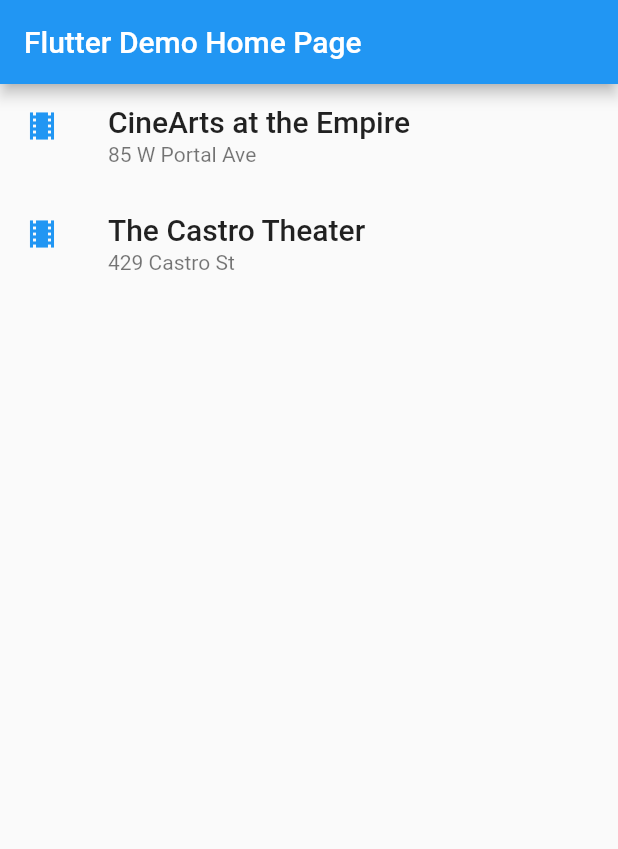
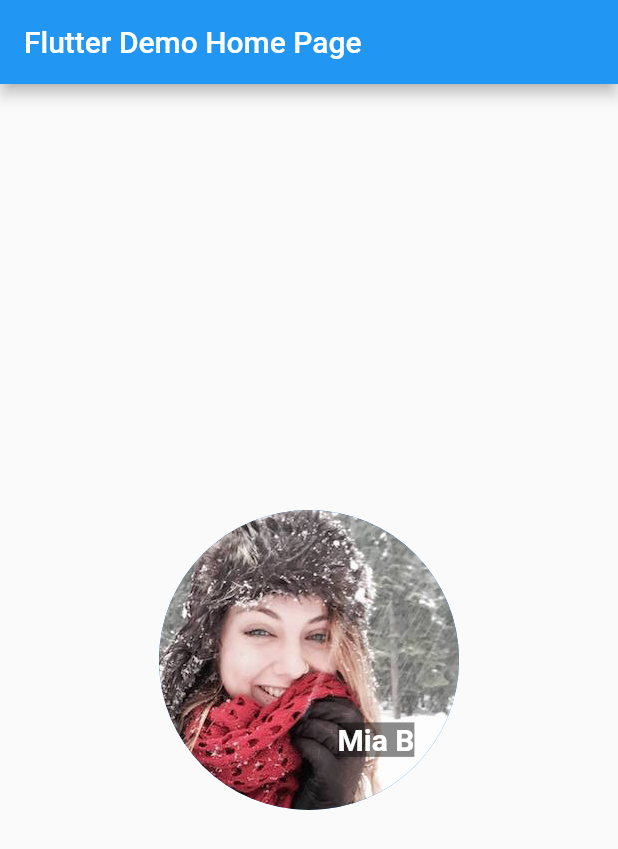
Before and after one commit to napoleon-na/FlutterTutorialsLayout, a Flutter app: the screen it shows after launch, on a phone screen of 412 x 824 dp. Shown: the top 849 px of the screen. Run offline on Flutter 3.47's test engine with Material 2 defaults, Android fonts, the phone set to English and light mode, and no system bars.

Commit message:
Lay out multiple widgets vertically and horizontally - Common layout widgets : Stack

```diff
--- a/lib/main.dart
+++ b/lib/main.dart
@@ -150,27 +150,27 @@ class MyHomePage extends StatefulWidget {
   _MyHomePageState createState() => new _MyHomePageState();
 }
 
-List<Widget> list = <Widget>[
-  ListTile(
-    title: Text('CineArts at the Empire',
-      style: TextStyle(fontWeight: FontWeight.w500, fontSize: 20.0)),
-    subtitle: Text('85 W Portal Ave'),
-    leading: Icon(
-        Icons.theaters,
-        color: Colors.blue[500],
-      ),
-    ),
-  ListTile(
-    title: Text('The Castro Theater',
-      style: TextStyle(fontWeight: FontWeight.w500, fontSize: 20.0)),
-    subtitle: Text('429 Castro St'),
-    leading: Icon(
-        Icons.theaters,
-        color: Colors.blue[500],
-      ),
-    ),
-  // leave out the rest of the column
-];
+// List<Widget> list = <Widget>[
+//   ListTile(
+//     title: Text('CineArts at the Empire',
+//       style: TextStyle(fontWeight: FontWeight.w500, fontSize: 20.0)),
+//     subtitle: Text('85 W Portal Ave'),
+//     leading: Icon(
+//         Icons.theaters,
+//         color: Colors.blue[500],
+//       ),
+//     ),
+//   ListTile(
+//     title: Text('The Castro Theater',
+//       style: TextStyle(fontWeight: FontWeight.w500, fontSize: 20.0)),
+//     subtitle: Text('429 Castro St'),
+//     leading: Icon(
+//         Icons.theaters,
+//         color: Colors.blue[500],
+//       ),
+//     ),
+//   // leave out the rest of the column
+// ];
 
 // List<Container> _buildGridTileList(int count) {
 //   return List<Container>.generate(
@@ -194,6 +194,29 @@ List<Widget> list = <Widget>[
 class _MyHomePageState extends State<MyHomePage> {
   @override
   Widget build(BuildContext context) {
+
+    var stack = Stack(
+      alignment: const Alignment(0.6, 0.6),
+      children: <Widget>[
+        CircleAvatar(
+          backgroundImage: AssetImage('images/pic41.jpg'),
+          radius: 100.0,
+        ),
+        Container(
+          decoration: BoxDecoration(
+            color: Colors.black45,
+          ),
+          child: Text(
+            'Mia B',
+            style: TextStyle(
+              fontSize: 20.0,
+              fontWeight: FontWeight.bold,
+              color: Colors.white,
+            ),
+          ),
+        ),
+      ],
+    );
 
     // var container = Container(
     //   decoration: BoxDecoration(
@@ -383,9 +406,10 @@ class _MyHomePageState extends State<MyHomePage> {
         title: Text(widget.title),
       ),
       body: Center(
-        child: ListView(
-          children: list,
-        ),
+        child: stack,
+        // child: ListView(
+        //   children: list,
+        // ),
         // child: buildGrid(),
         // child: container,
         // child: Container(
--- a/pubspec.yaml
+++ b/pubspec.yaml
@@ -71,6 +71,7 @@ flutter:
     - images/pic38.jpg
     - images/pic39.jpg
     - images/pic40.jpg
+    - images/pic41.jpg
     - images/pavlova.jpg
 
   # An image asset can refer to one or more resolution-specific "variants", see
```
Also changed, not shown: images/pic41.jpg (added).
